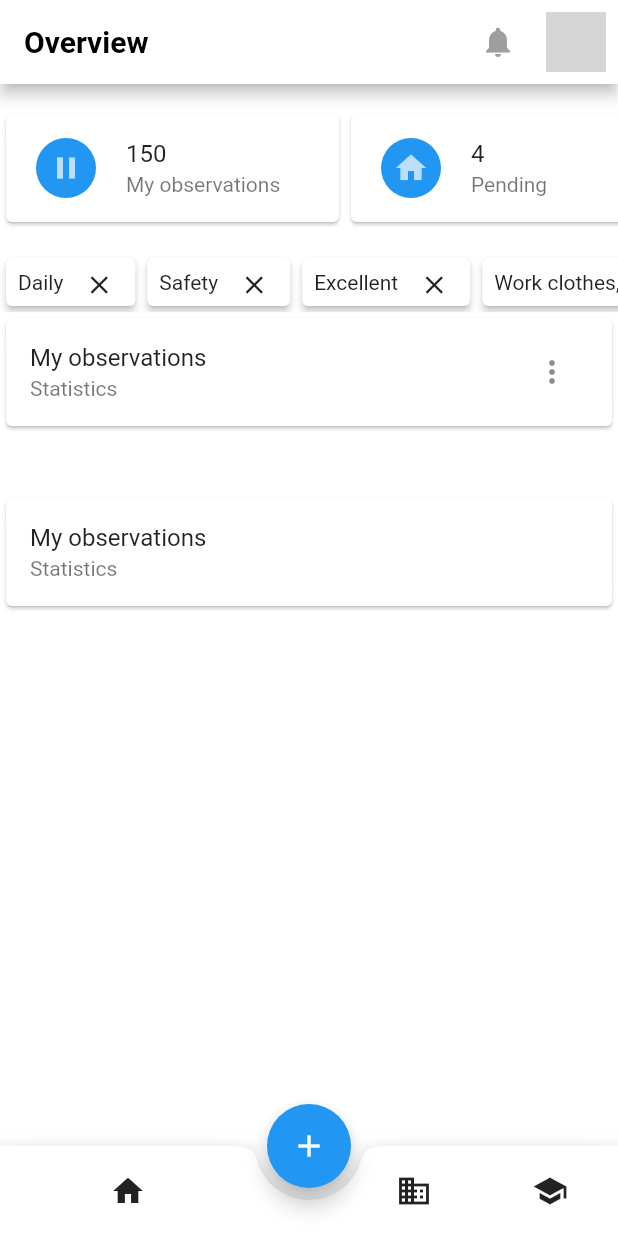
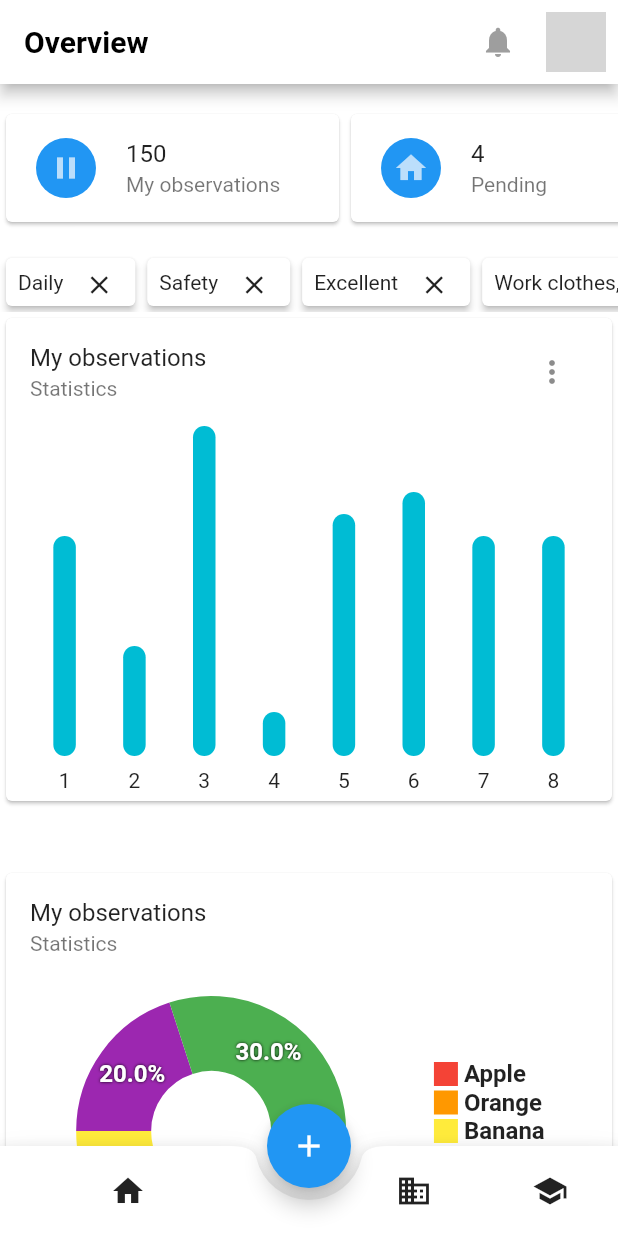
Before and after one commit to IsmailKARROUD/ImmenseProjectApplication, a Flutter app: the screen it shows after launch, on a phone screen of 412 x 824 dp. Run offline on Flutter 3.47's test engine with Material 2 defaults, Android fonts, the phone set to English and light mode, and no system bars; drawn by our look-alikes of fl_chart; our stand-ins replace animated_splash_screen; missing offline and left inert: dart:ffi, direct_select; network calls fail; grey boxes are pictures that could not be loaded.

Commit message:
- add graphs

```diff
--- /dev/null
+++ b/lib/CustomGraph/CustomBarChart.dart
@@ -0,0 +1,34 @@
+import 'package:flutter/material.dart';
+import 'package:fl_chart/fl_chart.dart';
+
+class CustomBarChart extends StatelessWidget {
+  CustomBarChart({super.key, this.barGroups = const []});
+
+  List<BarChartGroupData>? barGroups;
+  @override
+  Widget build(BuildContext context) {
+    return SizedBox(
+      height: 250,
+      child: BarChart(BarChartData(
+          borderData: FlBorderData(show: false),
+          gridData: FlGridData(show: false),
+          titlesData: FlTitlesData(
+              rightTitles: AxisTitles(
+                sideTitles: SideTitles(
+                  showTitles: false,
+                ),
+              ),
+              topTitles: AxisTitles(
+                sideTitles: SideTitles(
+                  showTitles: false,
+                ),
+              ),
+              leftTitles: AxisTitles(
+                sideTitles: SideTitles(
+                  showTitles: false,
+                ),
+              )),
+          barGroups: barGroups)),
+    );
+  }
+}
--- /dev/null
+++ b/lib/CustomGraph/pie_chart.dart
@@ -0,0 +1,104 @@
+import 'package:fl_chart/fl_chart.dart';
+import 'package:flutter/material.dart';
+import 'package:imense/Widgets/indicator.dart';
+
+class PieChartDataModel {
+  final String name;
+  final double value;
+  final Color color;
+
+  PieChartDataModel(
+      {required this.name, required this.value, required this.color});
+}
+
+class CustomPieChart extends StatefulWidget {
+  const CustomPieChart({super.key, required this.dataPie});
+  final List<PieChartDataModel> dataPie;
+
+  @override
+  State<StatefulWidget> createState() => CustomPieChartState();
+}
+
+class CustomPieChartState extends State<CustomPieChart> {
+  int touchedIndex = -1;
+
+  List<PieChartSectionData> showingSections() {
+    return List.generate(widget.dataPie.length, (index) {
+      final isTouched = index == touchedIndex;
+      return PieChartSectionData(
+        color: widget.dataPie[index].color,
+        value: widget.dataPie[index].value,
+        title: '${widget.dataPie[index].value}%',
+        radius: isTouched ? 60.0 : 50.0,
+        titleStyle: TextStyle(
+          fontSize: isTouched ? 25.0 : 16.0,
+          fontWeight: FontWeight.bold,
+          color: Colors.white,
+          shadows: [Shadow(color: Colors.black, blurRadius: 2)],
+        ),
+      );
+    });
+  }
+
+  List<Indicator> listName() {
+    return List.generate(widget.dataPie.length, (index) {
+      return Indicator(
+          color: widget.dataPie[index].color,
+          text: widget.dataPie[index].name,
+          isSquare: true);
+    });
+  }
+
+  @override
+  Widget build(BuildContext context) {
+    return Row(
+      mainAxisAlignment: MainAxisAlignment.spaceAround,
+      crossAxisAlignment: CrossAxisAlignment.center,
+      children: [
+        SizedBox(
+          width: 250,
+          height: 200,
+          child: PieChart(
+            PieChartData(
+              pieTouchData: PieTouchData(
+                touchCallback: (FlTouchEvent event, pieTouchResponse) {
+                  setState(() {
+                    if (!event.isInterestedForInteractions ||
+                        pieTouchResponse == null ||
+                        pieTouchResponse.touchedSection == null) {
+                      touchedIndex = -1;
+                      return;
+                    }
+                    touchedIndex =
+                        pieTouchResponse.touchedSection!.touchedSectionIndex;
+                  });
+                },
+              ),
+              borderData: FlBorderData(
+                show: false,
+              ),
+              sectionsSpace: 0,
+              centerSpaceRadius: 40,
+              sections: showingSections(),
+            ),
+          ),
+        ),
+        Column(
+          mainAxisAlignment: MainAxisAlignment.end,
+          crossAxisAlignment: CrossAxisAlignment.start,
+          children: listName(),
+        ),
+      ],
+    );
+  }
+}
+
+/*
+Row(
+
+        children: <Widget>[
+
+
+        ],
+      )
+*/
--- a/lib/PrincipalPages/Overview.dart
+++ b/lib/PrincipalPages/Overview.dart
@@ -1,4 +1,7 @@
+import 'package:fl_chart/fl_chart.dart';
 import 'package:flutter/material.dart';
+import 'package:imense/CustomGraph/CustomBarChart.dart';
+import 'package:imense/CustomGraph/pie_chart.dart';
 import 'package:imense/Widgets/Pop-Up_screen.dart';
 import 'package:imense/Widgets/statistics.dart';
 import 'package:imense/Widgets/stats.dart';
@@ -11,6 +14,8 @@ class Overview extends StatefulWidget {
 }
 
 class _OverviewState extends State<Overview> {
+  final List<double> data = [0.0, 0.2, 0.5, 0.8, 1.0, 0.9, 0.7, 0.4, 0.1];
+
   @override
   Widget build(BuildContext context) {
     return Scaffold(
@@ -48,7 +53,35 @@ class _OverviewState extends State<Overview> {
             Statistics(
               title: 'My observations',
               subtitle: 'Statistics',
-              graph: const Text("data"),
+              graph: CustomBarChart(barGroups: [
+                BarChartGroupData(x: 1, barRods: [
+                  BarChartRodData(
+                    toY: 10,
+                    width: 15,
+                  ),
+                ]),
+                BarChartGroupData(x: 2, barRods: [
+                  BarChartRodData(toY: 5, width: 15),
+                ]),
+                BarChartGroupData(x: 3, barRods: [
+                  BarChartRodData(toY: 15, width: 15),
+                ]),
+                BarChartGroupData(x: 4, barRods: [
+                  BarChartRodData(toY: 2, width: 15),
+                ]),
+                BarChartGroupData(x: 5, barRods: [
+                  BarChartRodData(toY: 11, width: 15),
+                ]),
+                BarChartGroupData(x: 6, barRods: [
+                  BarChartRodData(toY: 12, width: 15),
+                ]),
+                BarChartGroupData(x: 7, barRods: [
+                  BarChartRodData(toY: 10, width: 15),
+                ]),
+                BarChartGroupData(x: 8, barRods: [
+                  BarChartRodData(toY: 10, width: 15),
+                ]),
+              ]),
               listofFilters: const [
                 'Daily',
                 'Safety',
@@ -68,10 +101,36 @@ class _OverviewState extends State<Overview> {
                 })
               ],
             ),
-            const Statistics(
+            Statistics(
               title: 'My observations',
               subtitle: 'Statistics',
-              graph: Text("data"),
+              graph: CustomPieChart(dataPie: [
+                PieChartDataModel(
+                  name: 'Apple',
+                  value: 25.0,
+                  color: Colors.red,
+                ),
+                PieChartDataModel(
+                  name: 'Orange',
+                  value: 15.0,
+                  color: Colors.orange,
+                ),
+                PieChartDataModel(
+                  name: 'Banana',
+                  value: 10.0,
+                  color: Colors.yellow,
+                ),
+                PieChartDataModel(
+                  name: 'Grape',
+                  value: 20.0,
+                  color: Colors.purple,
+                ),
+                PieChartDataModel(
+                  name: 'Watermelon',
+                  value: 30.0,
+                  color: Colors.green,
+                )
+              ]),
             ),
           ],
         ),
--- /dev/null
+++ b/lib/Widgets/indicator.dart
@@ -0,0 +1,44 @@
+import 'package:flutter/material.dart';
+
+class Indicator extends StatelessWidget {
+  const Indicator({
+    super.key,
+    required this.color,
+    required this.text,
+    required this.isSquare,
+    this.size = 16,
+    this.textColor,
+  });
+  final Color color;
+  final String text;
+  final bool isSquare;
+  final double size;
+  final Color? textColor;
+
+  @override
+  Widget build(BuildContext context) {
+    return Row(
+      children: <Widget>[
+        Container(
+          width: size,
+          height: size,
+          decoration: BoxDecoration(
+            shape: isSquare ? BoxShape.rectangle : BoxShape.circle,
+            color: color,
+          ),
+        ),
+        const SizedBox(
+          width: 4,
+        ),
+        Text(
+          text,
+          style: TextStyle(
+            fontSize: 16,
+            fontWeight: FontWeight.bold,
+            color: textColor,
+          ),
+        )
+      ],
+    );
+  }
+}
--- a/lib/Widgets/statistics.dart
+++ b/lib/Widgets/statistics.dart
@@ -26,8 +26,10 @@ class Statistics extends StatefulWidget {
 class _StatisticsState extends State<Statistics> {
   @override
   Widget build(BuildContext context) {
-    return Column(
+    return SizedBox(
+      child: Column(
         children: [
+          //show the filters
           SizedBox(
             height: 40,
             child: ListView.builder(
@@ -55,8 +57,11 @@ class _StatisticsState extends State<Statistics> {
               },
             ),
           ),
+          //show the graph
           Card(
-          child: ListTile(
+            child: Column(
+              children: [
+                ListTile(
                   title: Text(widget.title),
                   subtitle: Text(widget.subtitle),
                   trailing: widget.options == null
@@ -64,12 +69,17 @@ class _StatisticsState extends State<Statistics> {
                       : IconButton(
                           icon: const Icon(Icons.more_vert),
                           onPressed: () async {
-                      return popUPScreen(context, "Filter by", widget.options!);
+                            return popUPScreen(
+                                context, "Filter by", widget.options!);
                           },
                         ),
                 ),
+                widget.graph
+              ],
+            ),
           ),
         ],
+      ),
     );
   }
 }
--- a/pubspec.yaml
+++ b/pubspec.yaml
@@ -37,6 +37,7 @@ dependencies:
   cupertino_icons: ^1.0.2
   direct_select: ^2.0.0
   animated_splash_screen: ^1.3.0
+  fl_chart: ^0.61.0
 
 dev_dependencies:
   flutter_test:
```
Also changed, not shown: pubspec.lock. Lines whose indentation alone changed are shown as unchanged.
